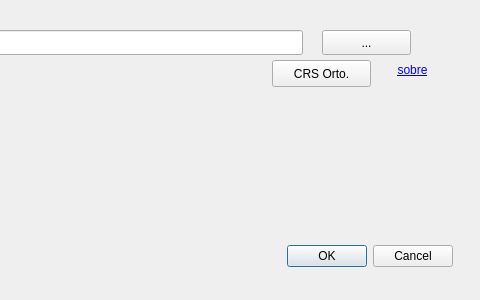
kauevestena/volum, file volumator_dialog_base.ui: the form before one commit; both pictures show x 418 to 898 and y 0 to 300 of the 898 by 300 pixel window.
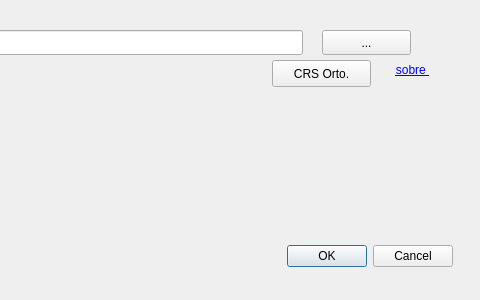
The form after the commit. Custom widgets are drawn as their Qt base class.

```diff
--- a/volumator_dialog_base.ui
+++ b/volumator_dialog_base.ui
@@ -117,7 +117,7 @@
     </rect>
    </property>
    <property name="text">
-    <string>&lt;a href=&quot;https://docs.google.com/document/d/e/2PACX-1vQTYZGhZG2xfa9G2_Yf9uq9JTYj7jGwqAzZCd47dDj8Qfl4cwCQbkc7_0h0c272-ep2tqvEZ4xzh4rv/pub&quot;&gt;sobre&lt;/a&gt;</string>
+    <string>&lt;a href=&quot;https://docs.google.com/document/d/e/2PACX-1vQTYZGhZG2xfa9G2_Yf9uq9JTYj7jGwqAzZCd47dDj8Qfl4cwCQbkc7_0h0c272-ep2tqvEZ4xzh4rv/pub&quot;&gt; sobre &lt;/a&gt;</string>
    </property>
    <property name="alignment">
     <set>Qt::AlignCenter</set>
```
